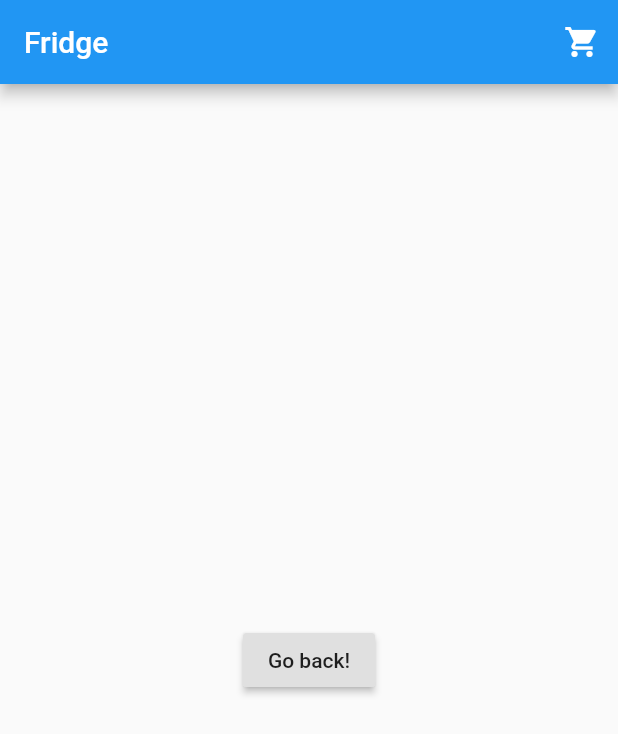
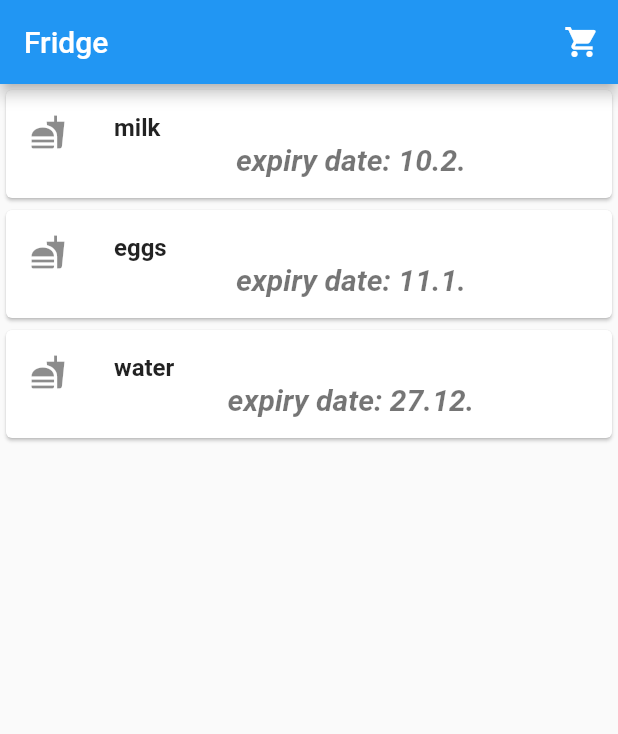
Before and after one commit to cmwaters/forager-food-manager, a Flutter app: the screen it shows after launch, on a phone screen of 412 x 824 dp. Shown: the top 734 px of the screen. Run offline on Flutter 3.47's test engine with Material 2 defaults, Android fonts, the phone set to English and light mode, and no system bars; our stand-ins replace datetime_picker_formfield, rflutter_alert.

Commit message:
fridge view update whole

```diff
--- a/lib/screens/fridge.dart
+++ b/lib/screens/fridge.dart
@@ -1,7 +1,37 @@
 import 'package:flutter/material.dart';
+import 'package:forager/model/item.dart';
+import 'package:forager/widgets/fridge/fridgeListTile.dart';
 import 'shopping_list.dart';
+import 'package:rflutter_alert/rflutter_alert.dart' as prefix0;
+import 'package:intl/intl.dart';
+import 'package:datetime_picker_formfield/datetime_picker_formfield.dart';
 
-class FridgePage extends StatelessWidget {
+
+class FridgePage extends StatefulWidget {
+  @override
+  _FridgePageState createState() => _FridgePageState();
+
+}
+
+class _FridgePageState extends State<FridgePage> {
+  static DateTime time= new DateTime.now();
+  List<Item> items=[(new Item(id: "5045",name: "milk",expiryDate: time.add((new Duration(days: 60))))),(new Item(id: "5555",name: "eggs",expiryDate: time.add((new Duration(days: 30))))),(new Item(id: "01",name: "water",expiryDate: time.add((new Duration(days: 15))))) ];
+
+  selectDate(BuildContext context){
+    return prefix0.Alert(
+      context: context,
+      title: "select expiry date",
+      content: Card(
+        child: BasicDateField(),
+      ),
+      buttons: [
+        prefix0.DialogButton(
+         child: Text("set date"),
+    )
+        ]
+    ).show();
+  }
+
   @override
   Widget build(BuildContext context) {
     return Scaffold(
@@ -16,14 +46,53 @@ class FridgePage extends StatelessWidget {
           )
         ],
       ),
-      body: Center(
-        child: RaisedButton(
-          onPressed: () {
-            // Navigate back to first route when tapped.
-          },
-          child: Text('Go back!'),
+      body: Builder(
+          builder: (context) => Center(
+          child: Column(
+            children: <Widget>[
+              FridgeItem(
+                itemsList: items,
+                handleItem: (int index, String action){
+                  setState(() {
+                    if(action=="delete") {
+                      items.removeAt(index);
+                      for (var x in items) {
+                        print(x.name);
+                      }
+                    }else if(action=="move"){
+                      //TODO: add item to shopping list
+                      print("add item ${items[index].name} to shopping list");
+                    } else if(action=="selectDate"){
+                      selectDate(context);
+                    }
+                  });
+
+                },
+              )
+            ],
+          ),
         ),
       ),
     );
   }
 }
+
+class BasicDateField extends StatelessWidget {
+  final format = DateFormat("yyyy-MM-dd");
+  @override
+  Widget build(BuildContext context) {
+    return Column(children: <Widget>[
+      Text('Basic date field (${format.pattern})'),
+      DateTimeField(
+        format: format,
+        onShowPicker: (context, currentValue) {
+          return showDatePicker(
+              context: context,
+              firstDate: DateTime(1900),
+              initialDate: currentValue ?? DateTime.now(),
+              lastDate: DateTime(2100));
+        },
+      ),
+    ]);
+  }
+}
--- /dev/null
+++ b/lib/widgets/fridge/fridgeListTile.dart
@@ -0,0 +1,69 @@
+import 'package:flutter/cupertino.dart';
+import 'package:flutter/material.dart';
+import 'package:forager/model/item.dart';
+
+
+class FridgeItem extends StatelessWidget {
+  final List<Item> itemsList;
+  final Function(int, String) handleItem;
+  FridgeItem({Key key, this.itemsList, this.handleItem}): super(key: key);
+
+  Widget _buildProductItem(BuildContext context, int index) {
+    return Card(
+     child: Dismissible(
+         key: Key(itemsList[index].id),
+        child: InkWell(
+              onTap: (){
+                handleItem(index, "selectDate");
+              },
+              onLongPress: (){
+
+              },
+              child: ListTile(
+                leading: Icon(Icons.fastfood),
+                title: Text(
+                  itemsList[index].name,
+                  overflow: TextOverflow.ellipsis,
+                  style: TextStyle(fontWeight: FontWeight.bold),
+                ),
+                subtitle: Text('expiry date: ${itemsList[index].expiryDate.day}.${itemsList[index].expiryDate.month}.',
+                    textAlign: TextAlign.center,
+                    overflow: TextOverflow.ellipsis,
+                    style: TextStyle(fontStyle: FontStyle.italic, fontWeight: FontWeight.bold, fontSize: 20)),
+              ),
+        ),
+        onDismissed: (DismissDirection dir){
+           if(dir==DismissDirection.startToEnd){
+             handleItem(index, "delete");
+           } else handleItem(index, "delete");
+          Scaffold.of(context).showSnackBar(
+              SnackBar(
+                content: Text(dir!= DismissDirection.startToEnd
+                    ? 'moved item to shopping list'
+                    : 'deleted item'),
+              )
+          );
+        },
+       background: Container(
+         color: Colors.green,
+         child: Icon(Icons.remove),
+         alignment: Alignment.centerLeft,
+       ),
+       secondaryBackground: Container(
+         color: Colors.blue,
+         child: Icon(Icons.add_shopping_cart),
+         alignment: Alignment.centerRight,
+       ),
+      ),
+    );
+  }
+  @override
+  Widget build(BuildContext context) {
+    return ListView.builder(
+      scrollDirection: Axis.vertical,
+      shrinkWrap: true,
+      itemBuilder: _buildProductItem,
+      itemCount: itemsList.length,
+    );
+  }
+}
--- a/pubspec.yaml
+++ b/pubspec.yaml
@@ -19,6 +19,8 @@ environment:
 dependencies:
   flutter:
     sdk: flutter
+  rflutter_alert: ^1.0.2
+  datetime_picker_formfield: ^0.4.3
 
   # The following adds the Cupertino Icons font to your application.
   # Use with the CupertinoIcons class for iOS style icons.
```
Also changed, not shown: pubspec.lock.
